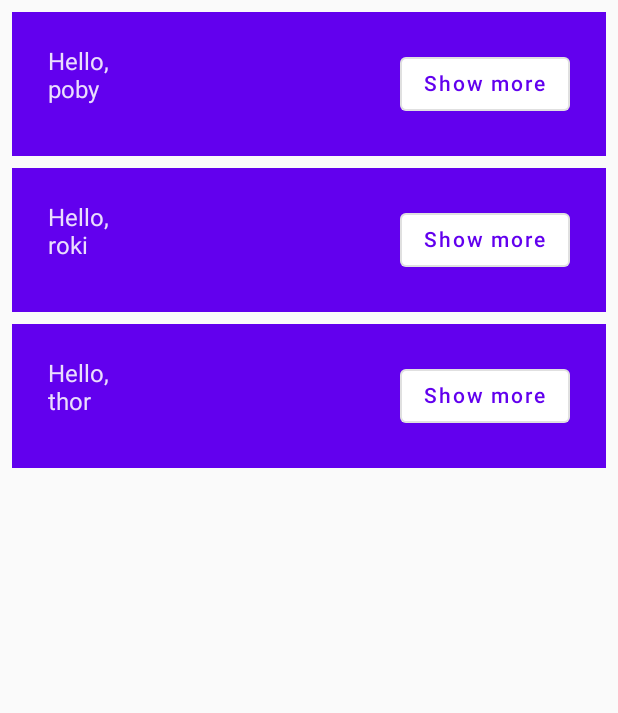
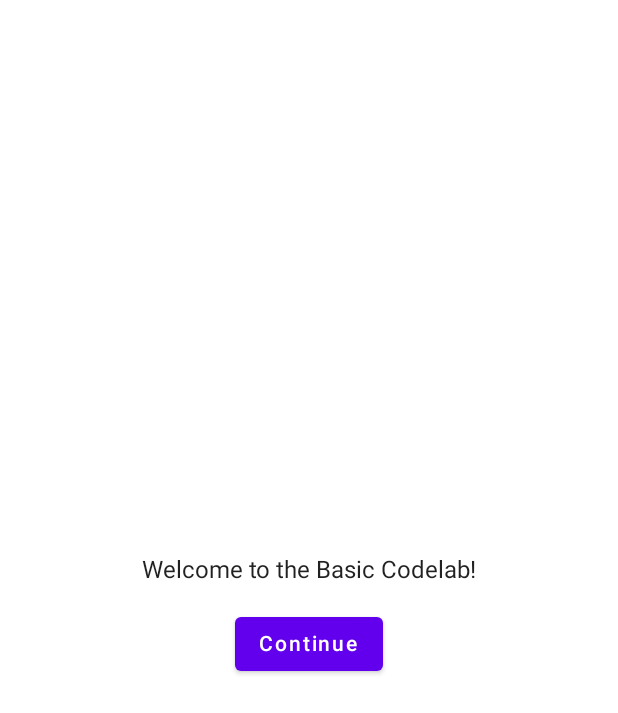
Before and after one commit to sejins/compose_practice, an Android app built with Jetpack Compose: the screen it shows after launch (MainActivity), on a phone screen of 412 x 824 dp. Shown: the top 713 px of the screen. Run offline under Robolectric (Android 15) with nearby library versions, the phone set to English and light mode, and no system bars.

Commit message:
[CodelabBasic] state hoisting

```diff
--- a/codelab_basic/app/src/main/java/com/jjinse/codelab_basic/MainActivity.kt
+++ b/codelab_basic/app/src/main/java/com/jjinse/codelab_basic/MainActivity.kt
@@ -3,14 +3,8 @@ package com.jjinse.codelab_basic
 import android.os.Bundle
 import androidx.activity.ComponentActivity
 import androidx.activity.compose.setContent
-import androidx.compose.foundation.layout.Column
-import androidx.compose.foundation.layout.Row
-import androidx.compose.foundation.layout.fillMaxWidth
-import androidx.compose.foundation.layout.padding
-import androidx.compose.material.MaterialTheme
-import androidx.compose.material.OutlinedButton
-import androidx.compose.material.Surface
-import androidx.compose.material.Text
+import androidx.compose.foundation.layout.*
+import androidx.compose.material.*
 import androidx.compose.runtime.*
 import androidx.compose.ui.Alignment
 import androidx.compose.ui.Modifier
@@ -34,9 +28,37 @@ class MainActivity : ComponentActivity() {
 @Composable
 private fun PobyApp(list: List<String>) {
 
-    Column(modifier = Modifier.padding(vertical = 4.dp)) {
-        for(name in list) {
-            Greeting(name = name)
+    var shouldShowOnboarding by remember { mutableStateOf(true) }
+
+    if (shouldShowOnboarding) {
+        OnboardingScreen { shouldShowOnboarding = false }
+    } else {
+        Column(
+            modifier = Modifier.padding(vertical = 4.dp),
+        ) {
+            for(name in list) {
+                Greeting(name = name)
+            }
+        }
+    }
+}
+
+@Composable
+fun OnboardingScreen(onContinueClicked: () -> Unit) {
+
+    Surface {
+        Column(
+            horizontalAlignment = Alignment.CenterHorizontally,
+            verticalArrangement = Arrangement.Center,
+            modifier = Modifier.fillMaxSize(),
+        ) {
+            Text(text = "Welcome to the Basic Codelab!")
+
+            Spacer(modifier = Modifier.padding(vertical = 8.dp))
+
+            Button(onClick = onContinueClicked) {
+                Text(text = "Continue")
+            }
         }
     }
 }
@@ -60,7 +82,9 @@ fun Greeting(name: String) {
             modifier = Modifier.padding(all = 24.dp),
         ) {
             Column(
-                modifier = Modifier.weight(1f).padding(bottom = extraPadding)
+                modifier = Modifier
+                    .weight(1f)
+                    .padding(bottom = extraPadding)
             ) {
                 Text(text = "Hello,")
                 Text(text = name)
@@ -75,6 +99,12 @@ fun Greeting(name: String) {
     }
 }
 
+@Preview
+@Composable
+fun OnboardingScreenPreview() {
+    OnboardingScreen(onContinueClicked = {} )
+}
+
 @Preview(showBackground = true, widthDp = 320)
 @Composable
 fun DefaultPreview() {
```
